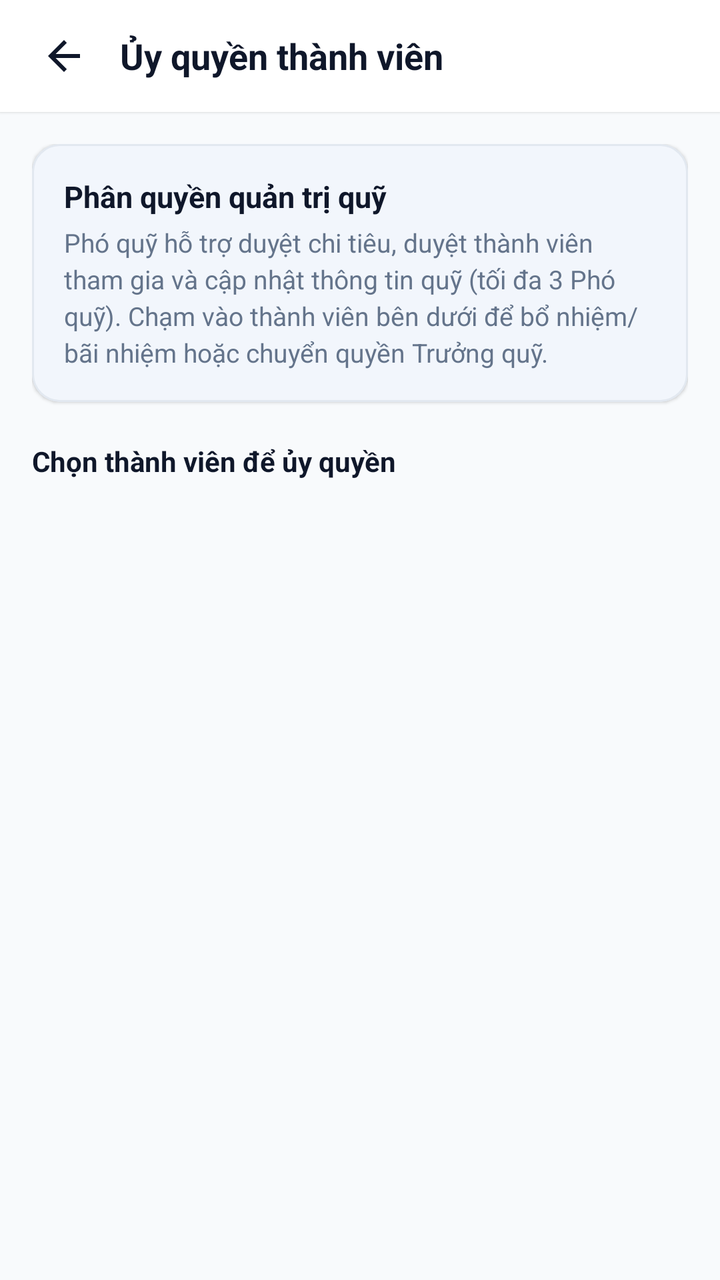
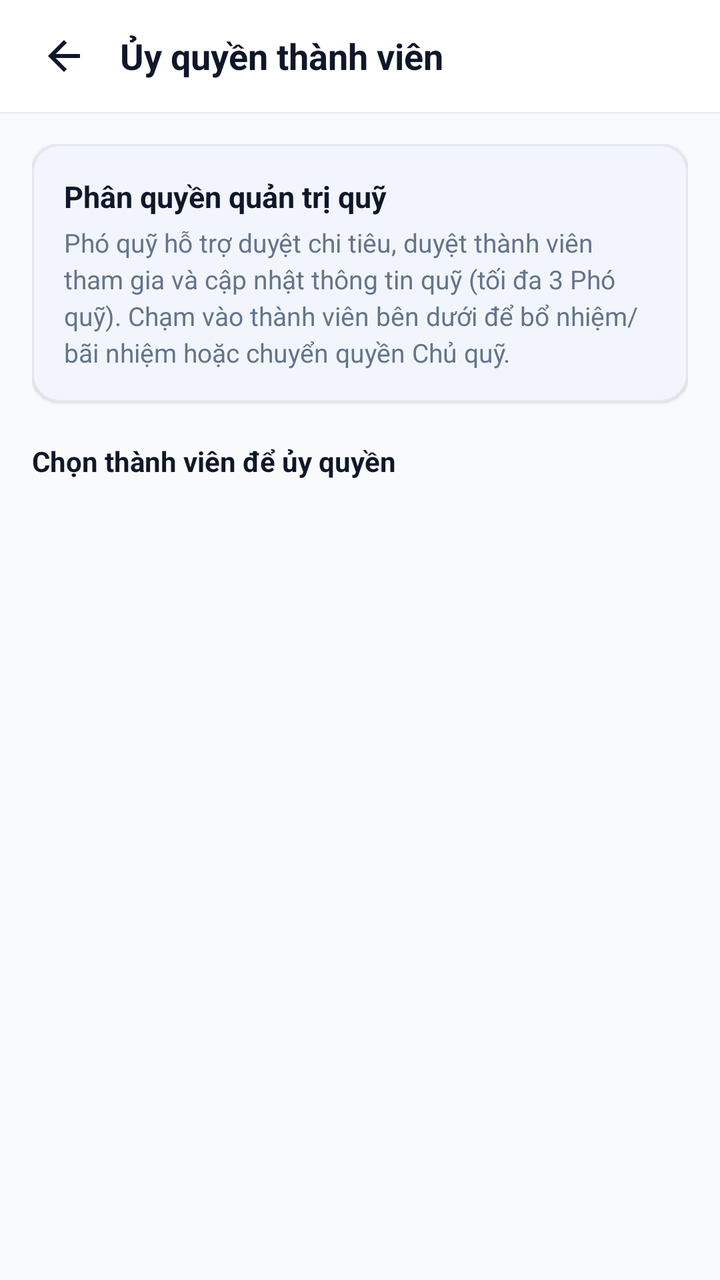

An Android layout rendered at two revisions. The XML below is the earlier revision; the diff shows what the commit changed to produce the second picture.
<!-- AndroidManifest.xml: application theme Theme.SharedFund -->
<!-- res/layout/dialog_fullscreen_delegation.xml -->
<?xml version="1.0" encoding="utf-8"?>
<LinearLayout xmlns:android="http://schemas.android.com/apk/res/android"
    xmlns:app="http://schemas.android.com/apk/res-auto"
    android:layout_width="match_parent"
    android:layout_height="match_parent"
    android:background="@color/background"
    android:fitsSystemWindows="true"
    android:orientation="vertical">

    <LinearLayout
        android:id="@+id/layoutDelegationHeader"
        android:layout_width="match_parent"
        android:layout_height="56dp"
        android:background="@color/surface"
        android:elevation="1dp"
        android:gravity="center_vertical"
        android:orientation="horizontal"
        android:paddingStart="12dp"
        android:paddingEnd="16dp">

        <ImageButton
            android:id="@+id/btnBackDelegation"
            android:layout_width="40dp"
            android:layout_height="40dp"
            android:background="?attr/selectableItemBackgroundBorderless"
            android:contentDescription="Quay lại"
            android:src="@drawable/ic_arrow_back"
            app:tint="@color/text_primary" />

        <TextView
            android:layout_width="0dp"
            android:layout_height="wrap_content"
            android:layout_marginStart="8dp"
            android:layout_weight="1"
            android:ellipsize="end"
            android:maxLines="1"
            android:text="Ủy quyền thành viên"
            android:textColor="@color/text_primary"
            android:textSize="18sp"
            android:textStyle="bold" />
    </LinearLayout>

    <ScrollView
        android:layout_width="match_parent"
        android:layout_height="match_parent"
        android:fillViewport="true">

        <LinearLayout
            android:layout_width="match_parent"
            android:layout_height="wrap_content"
            android:orientation="vertical"
            android:padding="16dp">

            <com.google.android.material.card.MaterialCardView
                android:layout_width="match_parent"
                android:layout_height="wrap_content"
                app:cardBackgroundColor="@color/surface"
                app:cardCornerRadius="14dp"
                app:cardElevation="1dp"
                app:strokeColor="@color/border"
                app:strokeWidth="1dp">

                <LinearLayout
                    android:layout_width="match_parent"
                    android:layout_height="wrap_content"
                    android:orientation="vertical"
                    android:padding="16dp">

                    <TextView
                        android:layout_width="wrap_content"
                        android:layout_height="wrap_content"
                        android:text="Phân quyền quản trị quỹ"
                        android:textColor="@color/text_primary"
                        android:textSize="15sp"
                        android:textStyle="bold" />

                    <TextView
                        android:layout_width="wrap_content"
                        android:layout_height="wrap_content"
                        android:layout_marginTop="4dp"
                        android:lineSpacingExtra="3dp"
                        android:text="Phó quỹ hỗ trợ duyệt chi tiêu, duyệt thành viên tham gia và cập nhật thông tin quỹ (tối đa 3 Phó quỹ). Chạm vào thành viên bên dưới để bổ nhiệm/bãi nhiệm hoặc chuyển quyền Trưởng quỹ."
                        android:textColor="@color/text_secondary"
                        android:textSize="13sp" />
                </LinearLayout>
            </com.google.android.material.card.MaterialCardView>

            <TextView
                android:id="@+id/tvDelegationMembersCount"
                android:layout_width="match_parent"
                android:layout_height="wrap_content"
                android:layout_marginTop="20dp"
                android:layout_marginBottom="8dp"
                android:text="Chọn thành viên để ủy quyền"
                android:textColor="@color/text_primary"
                android:textSize="14sp"
                android:textStyle="bold" />

            <com.google.android.material.card.MaterialCardView
                android:layout_width="match_parent"
                android:layout_height="wrap_content"
                app:cardBackgroundColor="@color/surface"
                app:cardCornerRadius="14dp"
                app:cardElevation="1dp"
                app:strokeColor="@color/border"
                app:strokeWidth="1dp">

                <LinearLayout
                    android:id="@+id/layoutDelegationMemberList"
                    android:layout_width="match_parent"
                    android:layout_height="wrap_content"
                    android:orientation="vertical" />
            </com.google.android.material.card.MaterialCardView>

            <TextView
                android:id="@+id/tvEmptyDelegationMembers"
                android:layout_width="match_parent"
                android:layout_height="wrap_content"
                android:layout_marginTop="32dp"
                android:gravity="center"
                android:text="Phòng quỹ hiện chưa có thành viên nào khác để ủy quyền."
                android:textColor="@color/text_tertiary"
                android:textSize="14sp"
                android:visibility="gone" />

        </LinearLayout>
    </ScrollView>

</LinearLayout>
<!-- resources referenced by this layout -->
<resources>
  <color name="background">#F8FAFC</color>
  <color name="border">#E2E8F0</color>
  <color name="surface">#FFFFFF</color>
  <color name="text_primary">#0F172A</color>
  <color name="text_secondary">#64748B</color>
  <color name="text_tertiary">#94A3B8</color>
  <!-- drawable ic_arrow_back (drawable) -->
  <vector xmlns:android="http://schemas.android.com/apk/res/android"
      android:width="24dp"
      android:height="24dp"
      android:viewportWidth="24"
      android:viewportHeight="24"
      android:tint="?attr/colorControlNormal">
      <path
          android:fillColor="@android:color/white"
          android:pathData="M20,11H7.83l5.59,-5.59L12,4l-8,8 8,8 1.41,-1.41L7.83,13H20v-2z"/>
  </vector>
  <style name="Theme.SharedFund" parent="Base.Theme.SharedFund" />
  <style name="Base.Theme.SharedFund" parent="Theme.Material3.Light.NoActionBar">
          <item name="colorPrimary">@color/primary</item>
          <item name="colorPrimaryDark">@color/primary_dark</item>
          <item name="colorSecondary">@color/accent_income</item>
          <item name="android:statusBarColor">@color/surface</item>
          <item name="android:windowLightStatusBar">true</item>
          <item name="android:windowBackground">@color/background</item>
          <item name="colorSurface">@color/surface</item>
          <item name="colorOnSurface">@color/text_primary</item>
          <item name="android:textColorPrimary">@color/text_primary</item>
          <item name="android:textColorSecondary">@color/text_secondary</item>
          <item name="android:textColorHint">@color/text_secondary</item>
          <item name="editTextColor">@color/text_primary</item>
      </style>
  <color name="primary">#0052CC</color>
  <color name="primary_dark">#003D99</color>
  <color name="accent_income">#10B981</color>
</resources>

<!-- the commit's change to res/layout/dialog_fullscreen_delegation.xml (unified diff, before → after) -->
@@ -79,7 +79,7 @@
                         android:layout_height="wrap_content"
                         android:layout_marginTop="4dp"
                         android:lineSpacingExtra="3dp"
-                        android:text="Phó quỹ hỗ trợ duyệt chi tiêu, duyệt thành viên tham gia và cập nhật thông tin quỹ (tối đa 3 Phó quỹ). Chạm vào thành viên bên dưới để bổ nhiệm/bãi nhiệm hoặc chuyển quyền Trưởng quỹ."
+                        android:text="Phó quỹ hỗ trợ duyệt chi tiêu, duyệt thành viên tham gia và cập nhật thông tin quỹ (tối đa 3 Phó quỹ). Chạm vào thành viên bên dưới để bổ nhiệm/bãi nhiệm hoặc chuyển quyền Chủ quỹ."
                         android:textColor="@color/text_secondary"
                         android:textSize="13sp" />
                 </LinearLayout>
